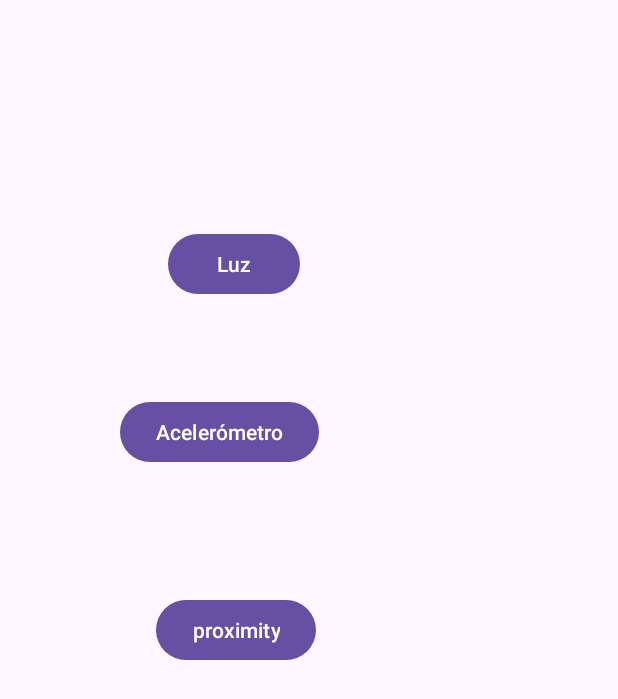
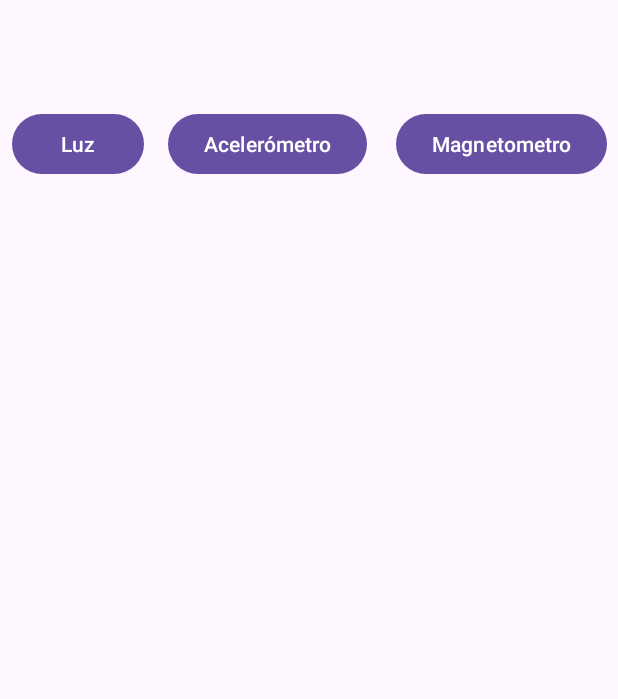
Before and after one commit to brunocmdz/androidioStudio, an Android app: the screen it shows after launch (MainActivity), on a phone screen of 412 x 824 dp. Shown: the top 699 px of the screen. Run offline under Robolectric (Android 15) with nearby library versions, the phone set to English and light mode, and no system bars.

Commit message:
fix ejercicio sensores

```diff
--- a/asd3/app/src/main/java/com/example/asd3/MainActivity.kt
+++ b/asd3/app/src/main/java/com/example/asd3/MainActivity.kt
@@ -5,18 +5,14 @@ import android.hardware.SensorEvent
 import android.hardware.SensorEventListener
 import android.hardware.SensorManager
 import android.os.Bundle
-import android.util.Log
 import android.widget.TextView
-import androidx.activity.enableEdgeToEdge
 import androidx.appcompat.app.AppCompatActivity
-import androidx.core.view.ViewCompat
-import androidx.core.view.WindowInsetsCompat
 
 class MainActivity : AppCompatActivity(), SensorEventListener {
 
     private lateinit var sensorManager: SensorManager
     private lateinit var txtAcelerometro: TextView
-    private lateinit var txtGiroscopio: TextView
+    private lateinit var txtMagnetometro: TextView
     private lateinit var txtLuz: TextView
 
     override fun onCreate(savedInstanceState: Bundle?) {
@@ -24,46 +20,44 @@ class MainActivity : AppCompatActivity(), SensorEventListener {
         setContentView(R.layout.activity_main)
 
         txtAcelerometro = findViewById(R.id.acelerometroBtn)
-        txtGiroscopio = findViewById(R.id.giroscopioBtn)
+        txtMagnetometro = findViewById(R.id.magnetrometoBtns)
         txtLuz = findViewById(R.id.luzBtn)
 
         sensorManager = getSystemService(SENSOR_SERVICE) as SensorManager
-        val lista = sensorManager.getSensorList(Sensor.TYPE_ALL)
-        for (s in lista) {
-            Log.d("SENSORES", s.name)
-        }
     }
 
     override fun onResume() {
         super.onResume()
-        val tipos = listOf(
-            Sensor.TYPE_ACCELEROMETER,
-            Sensor.TYPE_MAGNETIC_FIELD,
-            Sensor.TYPE_LIGHT
-        )
-        for (tipo in tipos) {
-            val sensor = sensorManager.getDefaultSensor(tipo)
-            if (sensor != null) {
-                sensorManager.registerListener(this, sensor, SensorManager.SENSOR_DELAY_NORMAL)
-            }
+
+        val acelerometro = sensorManager.getDefaultSensor(Sensor.TYPE_ACCELEROMETER)
+        if (acelerometro != null) {
+            sensorManager.registerListener(this, acelerometro, SensorManager.SENSOR_DELAY_NORMAL)
+        }
+
+        val magnetometro = sensorManager.getDefaultSensor(Sensor.TYPE_MAGNETIC_FIELD)
+        if (magnetometro != null) {
+            sensorManager.registerListener(this, magnetometro, SensorManager.SENSOR_DELAY_NORMAL)
+        }
+
+        val luz = sensorManager.getDefaultSensor(Sensor.TYPE_LIGHT)
+        if (luz != null) {
+            sensorManager.registerListener(this, luz, SensorManager.SENSOR_DELAY_NORMAL)
         }
     }
 
-    override fun onPause() {
-        super.onPause()
-        sensorManager.unregisterListener(this)
-    }
+    override fun onSensorChanged(event: SensorEvent) {
+        val tipo = event.sensor.type
 
-    override fun onSensorChanged(event: SensorEvent) {
-        when (event.sensor.type) {
-            Sensor.TYPE_ACCELEROMETER -> txtAcelerometro.text =
-                "Acelerómetro\nX: ${event.values[0]}\nY: ${event.values[1]}\nZ: ${event.values[2]}"
+        if (tipo == Sensor.TYPE_ACCELEROMETER) {
+            txtAcelerometro.text = "Acelerómetro\nX: ${event.values[0]}\nY: ${event.values[1]}\nZ: ${event.values[2]}"
+        }
 
-            Sensor.TYPE_MAGNETIC_FIELD -> txtGiroscopio.text =
-                "Magnetómetro\nX: ${event.values[0]}\nY: ${event.values[1]}\nZ: ${event.values[2]} µT"
+        if (tipo == Sensor.TYPE_MAGNETIC_FIELD) {
+            txtMagnetometro.text = "Magnetómetro\nX: ${event.values[0]}\nY: ${event.values[1]}\nZ: ${event.values[2]} µT"
+        }
 
-            Sensor.TYPE_LIGHT -> txtLuz.text =
-                "Luz: ${event.values[0]} lx"
+        if (tipo == Sensor.TYPE_LIGHT) {
+            txtLuz.text = "Luz: ${event.values[0]} lx"
         }
     }
 
--- a/asd3/app/src/main/res/layout/activity_main.xml
+++ b/asd3/app/src/main/res/layout/activity_main.xml
@@ -8,32 +8,32 @@
     tools:context=".MainActivity">
 
     <Button
+        android:id="@+id/acelerometroBtn"
+        android:layout_width="wrap_content"
+        android:layout_height="wrap_content"
+        android:layout_marginStart="112dp"
+        android:layout_marginTop="72dp"
+        android:text="Acelerómetro"
+        app:layout_constraintStart_toStartOf="parent"
+        app:layout_constraintTop_toTopOf="parent" />
+
+    <Button
         android:id="@+id/luzBtn"
         android:layout_width="wrap_content"
         android:layout_height="wrap_content"
-        android:layout_marginStart="112dp"
-        android:layout_marginTop="152dp"
+        android:layout_marginStart="8dp"
+        android:layout_marginTop="72dp"
         android:text="Luz"
         app:layout_constraintStart_toStartOf="parent"
         app:layout_constraintTop_toTopOf="parent" />
 
     <Button
-        android:id="@+id/acelerometroBtn"
+        android:id="@+id/magnetrometoBtns"
         android:layout_width="wrap_content"
         android:layout_height="wrap_content"
-        android:layout_marginStart="80dp"
-        android:layout_marginTop="264dp"
-        android:text="Acelerómetro"
-        app:layout_constraintStart_toStartOf="parent"
-        app:layout_constraintTop_toTopOf="parent" />
-
-    <Button
-        android:id="@+id/giroscopioBtn"
-        android:layout_width="wrap_content"
-        android:layout_height="wrap_content"
-        android:layout_marginStart="104dp"
-        android:layout_marginTop="396dp"
-        android:text="proximity"
+        android:layout_marginStart="264dp"
+        android:layout_marginTop="72dp"
+        android:text="Magnetometro"
         app:layout_constraintStart_toStartOf="parent"
         app:layout_constraintTop_toTopOf="parent" />
 </androidx.constraintlayout.widget.ConstraintLayout>
```
